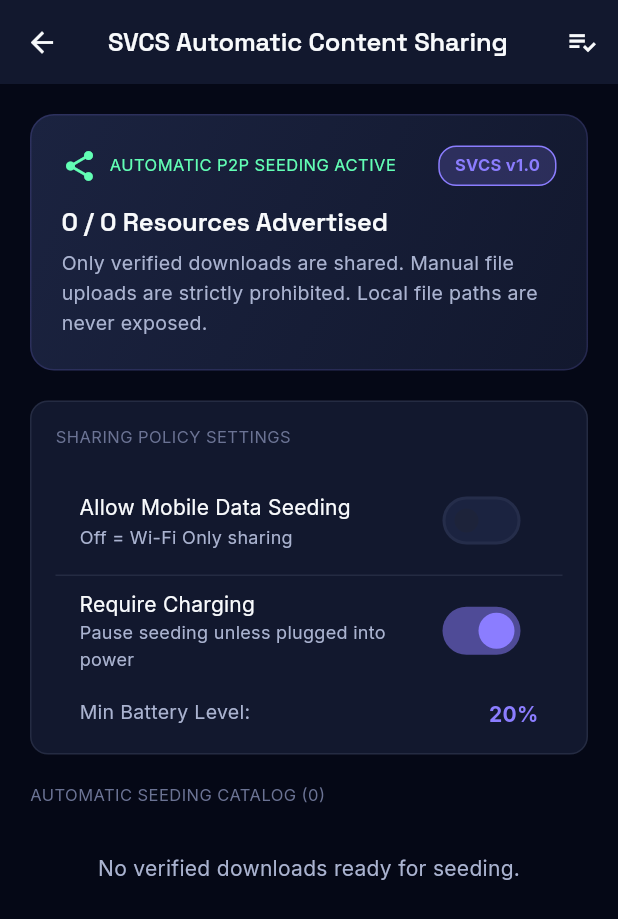
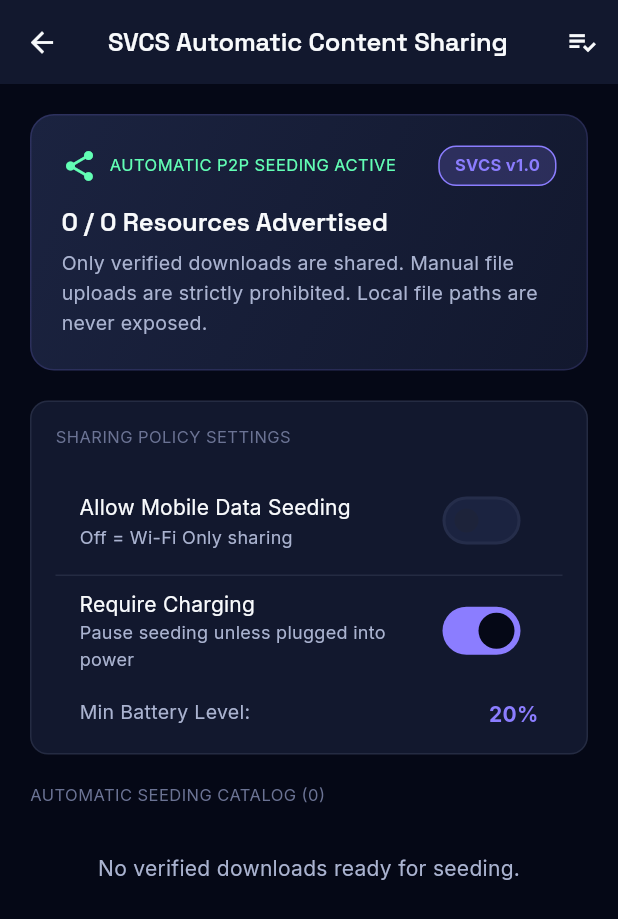
Before and after one commit to hemanthphani3-lang/study-vault, a Flutter app: the SharingDashboardScreen screen opened directly, after a tap on "Require Charging", on a phone screen of 412 x 824 dp. Shown: the top 919 px of the screen. Run offline on Flutter 3.47's test engine with Material 3 defaults, Android fonts, the phone set to English and light mode, and no system bars; our stand-ins replace drift, drift_flutter, flutter_riverpod, go_router, google_fonts; accounts and stored records are empty; generated files the repository leaves out were written again.

Commit message:
fix(ui): remove activeThumbColor/activeColor for universal Flutter SDK switch styling

```diff
--- a/lib/features/network/presentation/views/network_view.dart
+++ b/lib/features/network/presentation/views/network_view.dart
@@ -223,7 +223,6 @@ class _NetworkViewState extends ConsumerState<NetworkView> {
                     ),
                     Switch(
                       value: _isSeedingEnabled,
-                      activeThumbColor: AppColors.primary,
                       activeTrackColor: AppColors.primary.withValues(alpha: 0.35),
                       onChanged: (bool val) {
                         setState(() {
--- a/lib/features/settings/presentation/views/settings_view.dart
+++ b/lib/features/settings/presentation/views/settings_view.dart
@@ -291,7 +291,6 @@ class _SettingsViewState extends ConsumerState<SettingsView> {
                     ),
                     Switch(
                       value: settings.enablePeerDiscovery,
-                      activeThumbColor: AppColors.primary,
                       activeTrackColor: AppColors.primary.withValues(alpha: 0.35),
                       onChanged: (bool val) {
                         ref.read(settingsProvider.notifier).togglePeerDiscovery(val);
@@ -337,7 +336,6 @@ class _SettingsViewState extends ConsumerState<SettingsView> {
                     ),
                     Switch(
                       value: settings.enableBackgroundSync,
-                      activeThumbColor: AppColors.primary,
                       activeTrackColor: AppColors.primary.withValues(alpha: 0.35),
                       onChanged: (bool val) {
                         ref.read(settingsProvider.notifier).toggleBackgroundSync(val);
--- a/lib/features/sharing/presentation/screens/sharing_dashboard_screen.dart
+++ b/lib/features/sharing/presentation/screens/sharing_dashboard_screen.dart
@@ -139,7 +139,6 @@ class _SharingDashboardScreenState extends ConsumerState<SharingDashboardScreen>
             title: const Text('Allow Mobile Data Seeding', style: TextStyle(color: AppColors.textPrimary, fontSize: 14)),
             subtitle: const Text('Off = Wi-Fi Only sharing', style: TextStyle(color: AppColors.textSecondary, fontSize: 12)),
             value: policy.allowMobileData,
-            activeThumbColor: AppColors.primary,
             onChanged: (bool val) => notifier.toggleAllowMobileData(val),
           ),
           const Divider(color: AppColors.glassBorderSubtle),
@@ -147,7 +146,6 @@ class _SharingDashboardScreenState extends ConsumerState<SharingDashboardScreen>
             title: const Text('Require Charging', style: TextStyle(color: AppColors.textPrimary, fontSize: 14)),
             subtitle: const Text('Pause seeding unless plugged into power', style: TextStyle(color: AppColors.textSecondary, fontSize: 12)),
             value: policy.requireCharging,
-            activeThumbColor: AppColors.primary,
             onChanged: (bool val) => notifier.toggleRequireCharging(val),
           ),
           const SizedBox(height: 8),
```
